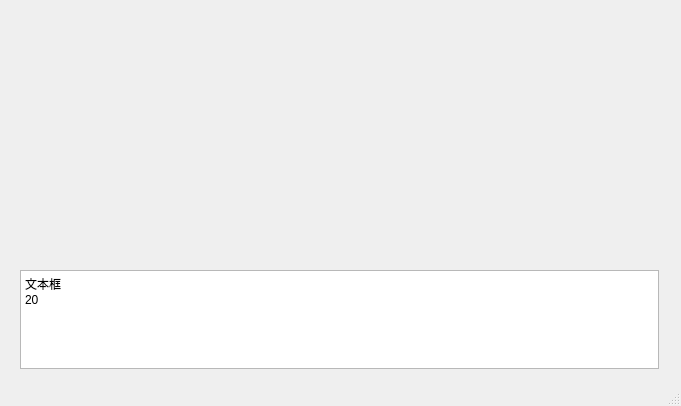
This is mainwindow.ui in translee/chengyuGame as Qt 5 draws it before an edit. The edited form follows.
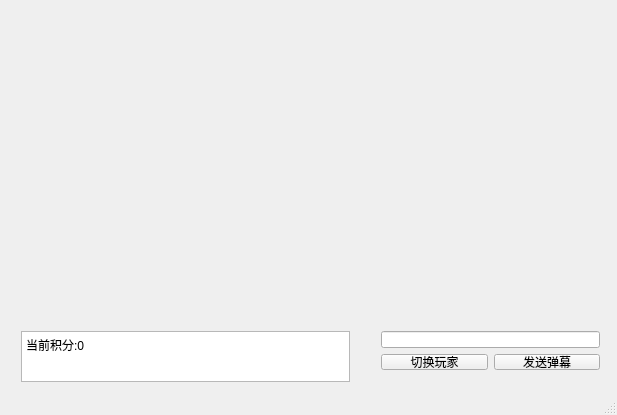
This is the edited form.

Commit message: 管理玩家

What changed in the file:
```diff
--- a/mainwindow.ui
+++ b/mainwindow.ui
@@ -6,8 +6,8 @@
    <rect>
     <x>0</x>
     <y>0</y>
-    <width>681</width>
-    <height>406</height>
+    <width>617</width>
+    <height>415</height>
    </rect>
   </property>
   <property name="windowTitle">
@@ -17,10 +17,10 @@
    <widget class="QWidget" name="verticalLayoutWidget">
     <property name="geometry">
      <rect>
-      <x>9</x>
-      <y>9</y>
+      <x>-1</x>
+      <y>-1</y>
       <width>661</width>
-      <height>241</height>
+      <height>311</height>
      </rect>
     </property>
     <layout class="QVBoxLayout" name="verticalLayout"/>
@@ -28,10 +28,10 @@
    <widget class="QWidget" name="verticalLayoutWidget_2">
     <property name="geometry">
      <rect>
-      <x>9</x>
-      <y>259</y>
-      <width>661</width>
-      <height>121</height>
+      <x>10</x>
+      <y>320</y>
+      <width>351</width>
+      <height>73</height>
      </rect>
     </property>
     <layout class="QVBoxLayout" name="verticalLayout_bottom" stretch="0">
@@ -42,11 +42,39 @@
        </property>
        <property name="html">
         <string>&lt;!DOCTYPE HTML PUBLIC &quot;-//W3C//DTD HTML 4.0//EN&quot; &quot;http://www.w3.org/TR/REC-html40/strict.dtd&quot;&gt;
-&lt;html&gt;&lt;head&gt;&lt;meta name=&quot;qrichtext&quot; content=&quot;1&quot; /&gt;&lt;style type=&quot;text/css&quot;&gt;
+&lt;html&gt;&lt;head&gt;&lt;meta name=&quot;qrichtext&quot; content=&quot;1&quot; /&gt;&lt;meta charset=&quot;utf-8&quot; /&gt;&lt;style type=&quot;text/css&quot;&gt;
 p, li { white-space: pre-wrap; }
-&lt;/style&gt;&lt;/head&gt;&lt;body style=&quot; font-family:'SimSun'; font-size:9pt; font-weight:400; font-style:normal;&quot;&gt;
-&lt;p style=&quot; margin-top:0px; margin-bottom:0px; margin-left:0px; margin-right:0px; -qt-block-indent:0; text-indent:0px;&quot;&gt;文本框&lt;/p&gt;
-&lt;p style=&quot; margin-top:0px; margin-bottom:0px; margin-left:0px; margin-right:0px; -qt-block-indent:0; text-indent:0px;&quot;&gt;20&lt;/p&gt;&lt;/body&gt;&lt;/html&gt;</string>
+&lt;/style&gt;&lt;/head&gt;&lt;body style=&quot; font-family:'Microsoft YaHei UI'; font-size:9pt; font-weight:400; font-style:normal;&quot;&gt;
+&lt;p style=&quot; margin-top:0px; margin-bottom:0px; margin-left:0px; margin-right:0px; -qt-block-indent:0; text-indent:0px;&quot;&gt;当前积分:0&lt;/p&gt;&lt;/body&gt;&lt;/html&gt;</string>
+       </property>
+      </widget>
+     </item>
+    </layout>
+   </widget>
+   <widget class="QWidget" name="gridLayoutWidget">
+    <property name="geometry">
+     <rect>
+      <x>370</x>
+      <y>320</y>
+      <width>241</width>
+      <height>61</height>
+     </rect>
+    </property>
+    <layout class="QGridLayout" name="gridLayout">
+     <item row="1" column="1">
+      <widget class="QPushButton" name="pushButton">
+       <property name="text">
+        <string>发送弹幕</string>
+       </property>
+      </widget>
+     </item>
+     <item row="0" column="0" colspan="2">
+      <widget class="QLineEdit" name="lineEdit"/>
+     </item>
+     <item row="1" column="0">
+      <widget class="QPushButton" name="pushButton_2">
+       <property name="text">
+        <string>切换玩家</string>
        </property>
       </widget>
      </item>
```
The commit also changes 16 other files.
